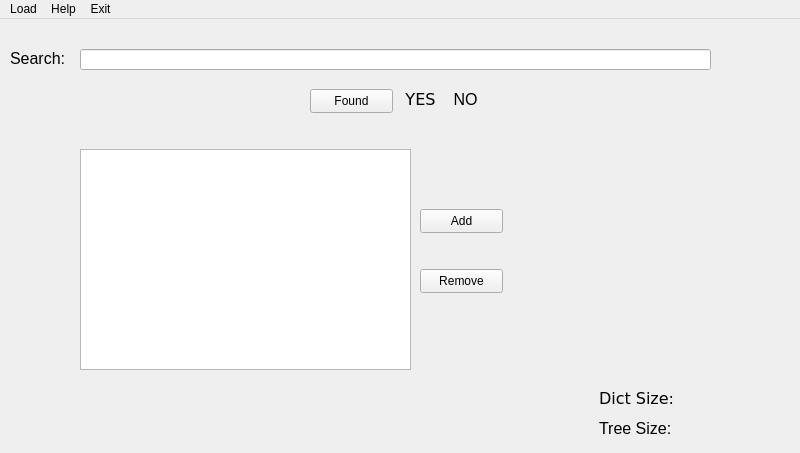
The window that dictionary.ui (Islam231bi/Engish-Dictionary) describes before a commit, drawn with Qt 5.
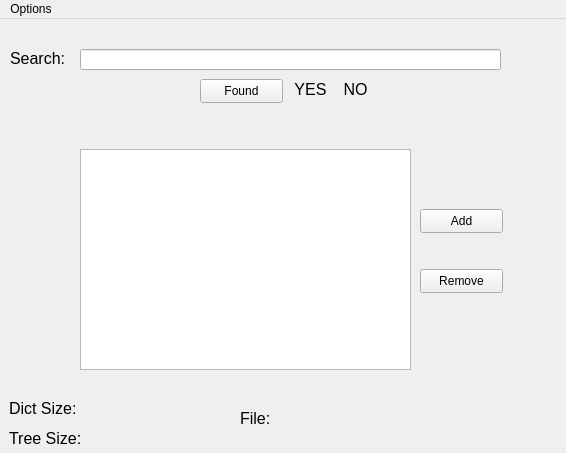
The same window after the commit. Icons and pictures are not drawn.

Commit message: added multiple components to the gui

What changed in the file:
```diff
--- a/dictionary.ui
+++ b/dictionary.ui
@@ -6,7 +6,7 @@
    <rect>
     <x>0</x>
     <y>0</y>
-    <width>800</width>
+    <width>566</width>
     <height>453</height>
    </rect>
   </property>
@@ -17,7 +17,7 @@
    <widget class="QLabel" name="logo">
     <property name="geometry">
      <rect>
-      <x>730</x>
+      <x>510</x>
       <y>10</y>
       <width>50</width>
       <height>50</height>
@@ -51,7 +51,7 @@
      <rect>
       <x>80</x>
       <y>30</y>
-      <width>631</width>
+      <width>421</width>
       <height>21</height>
      </rect>
     </property>
@@ -59,15 +59,14 @@
    <widget class="QLabel" name="true_2">
     <property name="geometry">
      <rect>
-      <x>400</x>
-      <y>70</y>
+      <x>290</x>
+      <y>60</y>
       <width>41</width>
       <height>21</height>
      </rect>
     </property>
     <property name="font">
      <font>
-      <family>DejaVu Sans</family>
       <pointsize>12</pointsize>
      </font>
     </property>
@@ -87,8 +86,8 @@
    <widget class="QLabel" name="true_3">
     <property name="geometry">
      <rect>
-      <x>450</x>
-      <y>70</y>
+      <x>340</x>
+      <y>60</y>
       <width>31</width>
       <height>21</height>
      </rect>
@@ -114,15 +113,14 @@
    <widget class="QLabel" name="label">
     <property name="geometry">
      <rect>
-      <x>599</x>
-      <y>370</y>
+      <x>9</x>
+      <y>380</y>
       <width>76</width>
       <height>19</height>
      </rect>
     </property>
     <property name="font">
      <font>
-      <family>DejaVu Sans</family>
       <pointsize>12</pointsize>
      </font>
     </property>
@@ -133,15 +131,14 @@
    <widget class="QLabel" name="dict_size">
     <property name="geometry">
      <rect>
-      <x>680</x>
-      <y>370</y>
+      <x>90</x>
+      <y>380</y>
       <width>104</width>
       <height>19</height>
      </rect>
     </property>
     <property name="font">
      <font>
-      <family>DejaVu Sans</family>
       <pointsize>12</pointsize>
      </font>
     </property>
@@ -152,8 +149,8 @@
    <widget class="QLabel" name="label_2">
     <property name="geometry">
      <rect>
-      <x>599</x>
-      <y>400</y>
+      <x>9</x>
+      <y>410</y>
       <width>76</width>
       <height>19</height>
      </rect>
@@ -170,8 +167,8 @@
    <widget class="QLabel" name="tree_size">
     <property name="geometry">
      <rect>
-      <x>680</x>
-      <y>400</y>
+      <x>90</x>
+      <y>410</y>
       <width>104</width>
       <height>19</height>
      </rect>
@@ -224,8 +221,8 @@
    <widget class="QPushButton" name="found">
     <property name="geometry">
      <rect>
-      <x>310</x>
-      <y>70</y>
+      <x>200</x>
+      <y>60</y>
       <width>83</width>
       <height>24</height>
      </rect>
@@ -234,34 +231,58 @@
      <string>Found</string>
     </property>
    </widget>
+   <widget class="QLabel" name="label_3">
+    <property name="geometry">
+     <rect>
+      <x>240</x>
+      <y>390</y>
+      <width>33</width>
+      <height>19</height>
+     </rect>
+    </property>
+    <property name="font">
+     <font>
+      <pointsize>12</pointsize>
+     </font>
+    </property>
+    <property name="text">
+     <string>File:</string>
+    </property>
+   </widget>
+   <widget class="QLabel" name="file">
+    <property name="geometry">
+     <rect>
+      <x>280</x>
+      <y>390</y>
+      <width>221</width>
+      <height>19</height>
+     </rect>
+    </property>
+    <property name="font">
+     <font>
+      <pointsize>12</pointsize>
+     </font>
+    </property>
+    <property name="text">
+     <string/>
+    </property>
+   </widget>
   </widget>
   <widget class="QMenuBar" name="menubar">
    <property name="geometry">
     <rect>
      <x>0</x>
      <y>0</y>
-     <width>800</width>
+     <width>566</width>
      <height>21</height>
     </rect>
    </property>
-   <widget class="QMenu" name="menu_load">
+   <widget class="QMenu" name="menuOptions">
     <property name="title">
-     <string>Load</string>
+     <string>Options</string>
     </property>
    </widget>
-   <widget class="QMenu" name="menu_help">
-    <property name="title">
-     <string>Help</string>
-    </property>
-   </widget>
-   <widget class="QMenu" name="menu_exit">
-    <property name="title">
-     <string>Exit</string>
-    </property>
-   </widget>
-   <addaction name="menu_load"/>
-   <addaction name="menu_help"/>
-   <addaction name="menu_exit"/>
+   <addaction name="menuOptions"/>
   </widget>
  </widget>
  <resources/>
```
Left out of the diff: 27 changed lines with no effect on the pictures. The commit also changes 2 other files.
